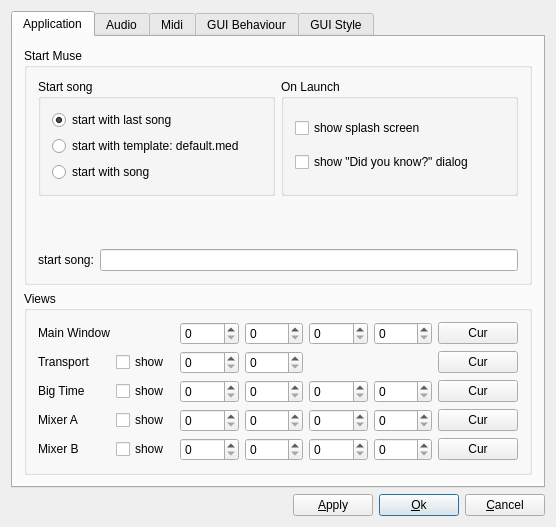
This is muse/widgets/gensetbase.ui in nengxu/lmuse as Qt 5 draws it before an edit. The edited form follows.
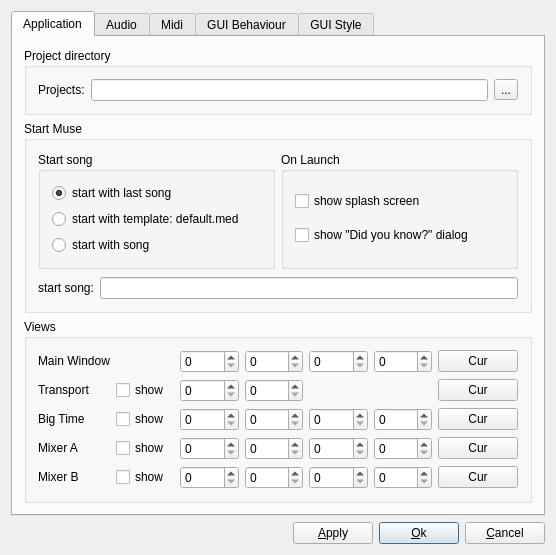
This is the edited form.

Commit message: Improved: Project save dialog. Added: Project directory in global settings dialog. Untitled project unique name support. Fixed: Saving compressed files, spaces in name.

```diff
--- a/muse/widgets/gensetbase.ui
+++ b/muse/widgets/gensetbase.ui
@@ -30,7 +30,36 @@
        <string>Application</string>
       </attribute>
       <layout class="QGridLayout">
-       <item row="1" column="0">
+       <item row="0" column="0">
+        <widget class="QGroupBox" name="projDirGroupBox">
+         <property name="title">
+          <string>Project directory</string>
+         </property>
+         <layout class="QHBoxLayout" name="qhboxProjDir">
+          <item>
+           <widget class="QLabel" name="textLabel_ProjDir">
+            <property name="text">
+             <string>Projects:</string>
+            </property>
+            <property name="wordWrap">
+             <bool>false</bool>
+            </property>
+           </widget>
+          </item>
+          <item>
+           <widget class="QLineEdit" name="projDirEntry"/>
+          </item>
+          <item>
+           <widget class="QToolButton" name="projDirOpenToolButton">
+            <property name="text">
+             <string>...</string>
+            </property>
+           </widget>
+          </item>
+         </layout>
+        </widget>
+       </item>
+       <item row="2" column="0">
         <widget class="QGroupBox" name="groupBox4">
          <property name="sizePolicy">
           <sizepolicy hsizetype="Preferred" vsizetype="Preferred">
@@ -413,7 +442,7 @@
          </layout>
         </widget>
        </item>
-       <item row="0" column="0">
+       <item row="1" column="0">
         <widget class="QGroupBox" name="groupBox3">
          <property name="title">
           <string>Start Muse</string>
```
Left out of the diff: 2 changed lines with no effect on the pictures. The commit also changes 14 other files.
